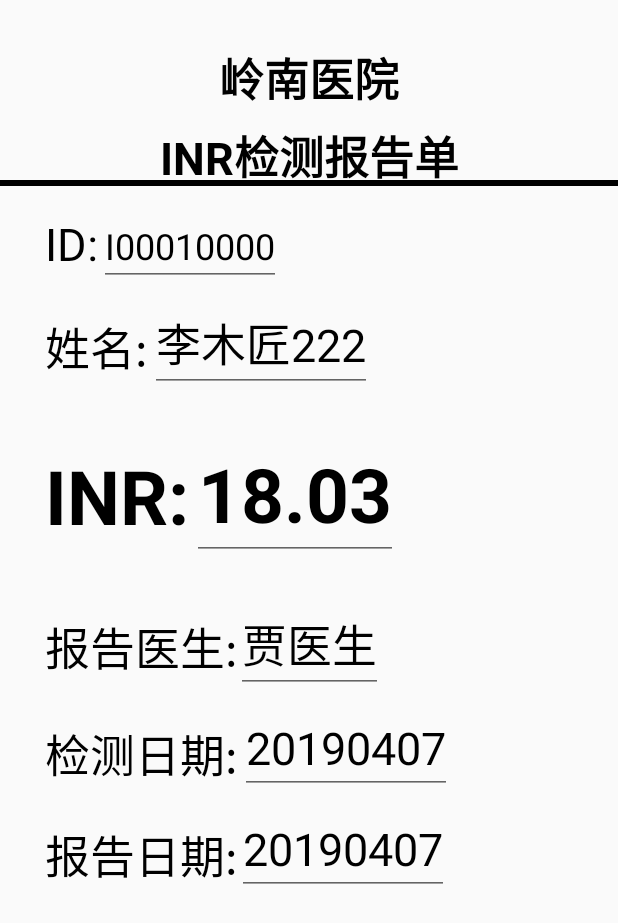
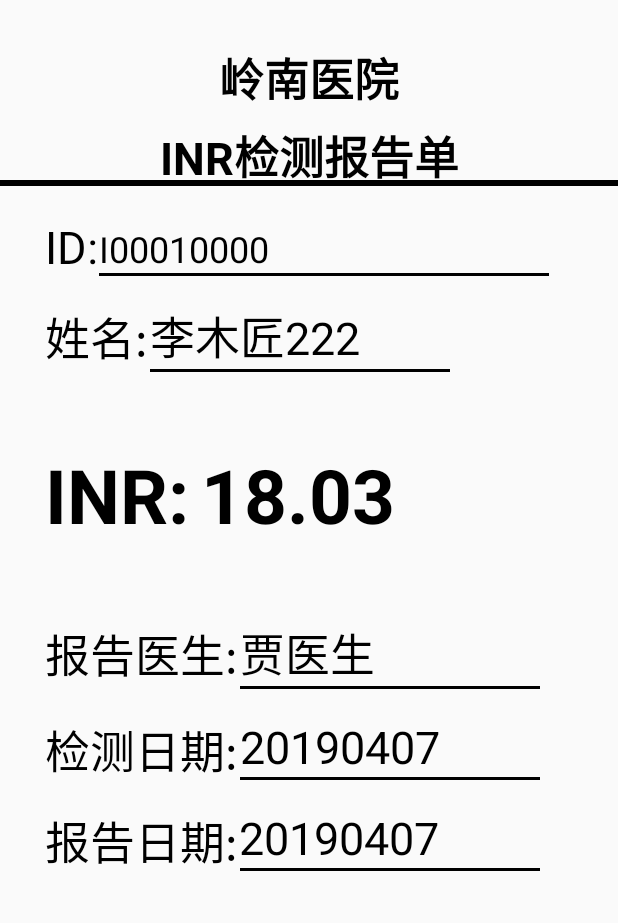
Before and after one commit to zengliang259/PtDataApp, an Android app: the layout item_patient_info.xml on its own in the app's theme, with its tools: preview values and no code run, on a phone screen of 412 x 824 dp. Shown: the top 923 px of the screen. Run offline under Robolectric (Android 15) with nearby library versions, the phone set to English and light mode, and no system bars.

Commit message:
排版优化

```diff
--- a/app/src/main/res/layout/item_patient_info.xml
+++ b/app/src/main/res/layout/item_patient_info.xml
@@ -33,7 +33,7 @@
         android:layout_height="wrap_content"
         android:layout_below="@+id/black_line"
         android:layout_marginStart="30dp"
-        android:layout_marginTop="18dp"
+        android:layout_marginTop="20dp"
         android:lineSpacingExtra="8sp"
         android:text="ID:"
         android:textAlignment="center"
@@ -42,19 +42,28 @@
 
     <EditText
         android:id="@+id/IDLabel"
-        android:layout_width="wrap_content"
+        android:layout_width="300dp"
         android:layout_height="wrap_content"
         android:layout_below="@+id/black_line"
         android:layout_alignLeft="@+id/IDLabel_title"
         android:layout_marginLeft="36dp"
-        android:layout_marginTop="13dp"
+        android:layout_marginTop="25dp"
         android:inputType="number"
         android:lineSpacingExtra="8sp"
         android:saveEnabled="false"
         android:text="I00010000"
         android:textAlignment="textStart"
         android:textColor="@color/colorAccent"
+        android:background="@null"
         android:textSize="24sp" />
+
+    <View
+        android:id="@+id/black_line2"
+        android:layout_width="300dp"
+        android:layout_height="2dp"
+        android:layout_below="@+id/IDLabel"
+        android:layout_marginLeft="66dp"
+        android:background="#000000"></View>
 
     <TextView
         android:id="@+id/patientNameLabel_title"
@@ -62,7 +71,7 @@
         android:layout_height="wrap_content"
         android:layout_below="@+id/IDLabel"
         android:layout_marginStart="30dp"
-        android:layout_marginTop="18dp"
+        android:layout_marginTop="20dp"
         android:layout_marginEnd="5dp"
         android:lineSpacingExtra="8sp"
         android:text="姓名:"
@@ -72,18 +81,27 @@
 
     <EditText
         android:id="@+id/patientNameLabel"
-        android:layout_width="wrap_content"
+        android:layout_width="200dp"
         android:layout_height="wrap_content"
         android:layout_below="@+id/IDLabel"
         android:layout_alignLeft="@+id/patientNameLabel_title"
         android:layout_marginLeft="70dp"
-        android:layout_marginTop="6dp"
+        android:layout_marginTop="20dp"
         android:lineSpacingExtra="8sp"
         android:saveEnabled="false"
         android:text="李木匠222"
         android:textAlignment="viewStart"
         android:textColor="@color/colorAccent"
+        android:background="@null"
         android:textSize="30sp" />
+
+    <View
+        android:id="@+id/black_line3"
+        android:layout_width="200dp"
+        android:layout_height="2dp"
+        android:layout_below="@+id/patientNameLabel"
+        android:layout_marginLeft="100dp"
+        android:background="#000000"></View>
 
     <TextView
         android:id="@+id/resultLabel_title"
@@ -91,7 +109,7 @@
         android:layout_height="wrap_content"
         android:layout_below="@+id/patientNameLabel"
         android:layout_marginStart="30dp"
-        android:layout_marginTop="35dp"
+        android:layout_marginTop="50dp"
         android:lineSpacingExtra="8sp"
         android:text="INR:"
         android:textAlignment="textStart"
@@ -101,12 +119,12 @@
 
     <EditText
         android:id="@+id/resultLabel"
-        android:layout_width="wrap_content"
+        android:layout_width="200dp"
         android:layout_height="wrap_content"
         android:layout_below="@+id/patientNameLabel"
         android:layout_alignLeft="@+id/resultLabel_title"
-        android:layout_marginLeft="98dp"
-        android:layout_marginTop="24dp"
+        android:layout_marginLeft="104dp"
+        android:layout_marginTop="50dp"
         android:inputType="number"
         android:lineSpacingExtra="8sp"
         android:saveEnabled="false"
@@ -114,6 +132,7 @@
         android:textAlignment="textStart"
         android:textColor="@color/colorAccent"
         android:textSize="50sp"
+        android:background="@null"
         android:textStyle="bold" />
 
     <TextView
@@ -122,7 +141,7 @@
         android:layout_height="wrap_content"
         android:layout_below="@+id/resultLabel"
         android:layout_marginStart="30dp"
-        android:layout_marginTop="35dp"
+        android:layout_marginTop="50dp"
         android:layout_marginEnd="5dp"
         android:lineSpacingExtra="8sp"
         android:text="报告医生:"
@@ -132,12 +151,13 @@
 
     <EditText
         android:id="@+id/doctorNameLabel"
-        android:layout_width="wrap_content"
+        android:layout_width="200dp"
         android:layout_height="wrap_content"
         android:layout_below="@+id/resultLabel"
         android:layout_alignLeft="@+id/doctorNameLabel_title"
-        android:layout_marginLeft="127dp"
-        android:layout_marginTop="24dp"
+        android:layout_marginLeft="130dp"
+        android:layout_marginTop="50dp"
+        android:background="@null"
         android:lineSpacingExtra="8sp"
         android:saveEnabled="false"
         android:text="贾医生"
@@ -145,13 +165,21 @@
         android:textColor="@color/colorAccent"
         android:textSize="30sp" />
 
+    <View
+        android:id="@+id/black_line4"
+        android:layout_width="200dp"
+        android:layout_height="2dp"
+        android:layout_below="@+id/doctorNameLabel"
+        android:layout_marginLeft="160dp"
+        android:background="#000000"></View>
+
     <TextView
         android:id="@+id/checkDateLabel_title"
         android:layout_width="wrap_content"
         android:layout_height="wrap_content"
         android:layout_below="@+id/doctorNameLabel"
         android:layout_marginStart="30dp"
-        android:layout_marginTop="18dp"
+        android:layout_marginTop="20dp"
         android:lineSpacingExtra="8sp"
         android:text="检测日期:"
         android:textAlignment="textStart"
@@ -160,19 +188,28 @@
 
     <EditText
         android:id="@+id/checkDateLabel"
-        android:layout_width="wrap_content"
+        android:layout_width="200dp"
         android:layout_height="wrap_content"
         android:layout_below="@+id/doctorNameLabel"
         android:layout_alignLeft="@+id/checkDateLabel_title"
         android:layout_marginLeft="130dp"
-        android:layout_marginTop="6dp"
+        android:layout_marginTop="20dp"
+        android:background="@null"
         android:inputType="date"
         android:lineSpacingExtra="8sp"
         android:saveEnabled="false"
         android:text="20190407"
-        android:textAlignment="center"
+        android:textAlignment="textStart"
         android:textColor="@color/colorAccent"
         android:textSize="30sp" />
+
+    <View
+        android:id="@+id/black_line5"
+        android:layout_width="200dp"
+        android:layout_height="2dp"
+        android:layout_below="@+id/checkDateLabel"
+        android:layout_marginLeft="160dp"
+        android:background="#000000"></View>
 
     <TextView
         android:id="@+id/reportDateLabel_title"
@@ -180,7 +217,7 @@
         android:layout_height="wrap_content"
         android:layout_below="@+id/checkDateLabel"
         android:layout_marginStart="30dp"
-        android:layout_marginTop="18dp"
+        android:layout_marginTop="20dp"
         android:lineSpacingExtra="8sp"
         android:text="报告日期:"
         android:textAlignment="center"
@@ -189,18 +226,27 @@
 
     <EditText
         android:id="@+id/reportDateLabel"
-        android:layout_width="wrap_content"
+        android:layout_width="200dp"
         android:layout_height="wrap_content"
         android:layout_below="@+id/checkDateLabel"
         android:layout_alignLeft="@+id/reportDateLabel_title"
-        android:layout_marginLeft="128dp"
-        android:layout_marginTop="6dp"
+        android:layout_marginLeft="129dp"
+        android:layout_marginTop="20dp"
+        android:background="@null"
         android:inputType="datetime"
         android:lineSpacingExtra="8sp"
         android:saveEnabled="false"
         android:text="20190407"
-        android:textAlignment="center"
+        android:textAlignment="textStart"
         android:textColor="@color/colorAccent"
         android:textSize="30sp" />
 
+    <View
+        android:id="@+id/black_line6"
+        android:layout_width="200dp"
+        android:layout_height="2dp"
+        android:layout_below="@+id/reportDateLabel"
+        android:layout_marginLeft="160dp"
+        android:background="#000000"></View>
+
 </RelativeLayout>
```
Also changed, not shown: app/src/main/java/com/pt/ptdataapp/Frame/MainPage.java (+23 -5 lines), app/src/main/java/com/pt/ptdataapp/Model/PatientInfo.java (+6 -6 lines), app/src/main/res/layout/fragment_file_explorer_view.xml (+43 -3 lines), 1 other file.
